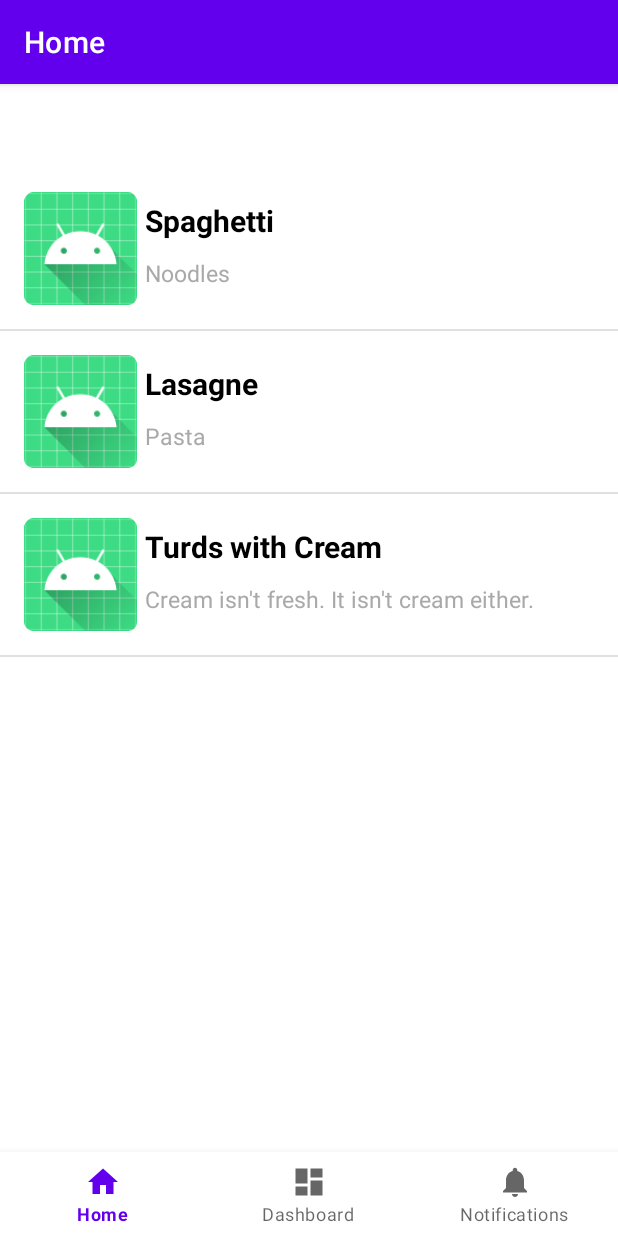
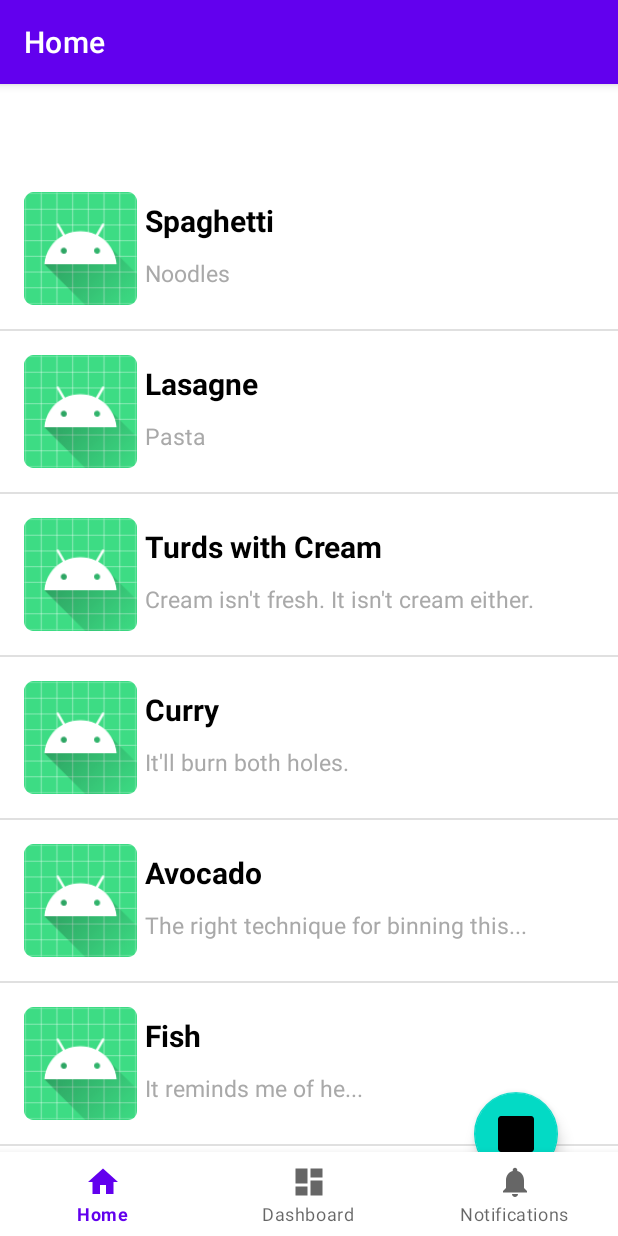
Before and after one commit to ChrisHo02/UniChef, an Android app: the screen it shows after launch (MainActivity), on a phone screen of 412 x 824 dp. Run offline under Robolectric (Android 15) with nearby library versions, the phone set to English and light mode, and no system bars; our stand-ins replace navigation-ui.

Commit message:
Added more details + FAB

```diff
--- a/UniChef/app/src/main/java/com/example/unichef/ui/home/HomeFragment.java
+++ b/UniChef/app/src/main/java/com/example/unichef/ui/home/HomeFragment.java
@@ -21,8 +21,8 @@ public class HomeFragment extends Fragment {
 
     private HomeViewModel homeViewModel;
     ListView listView;
-    String recipeTitle[] = {"Spaghetti", "Lasagne", "Turds with Cream"};
-    String recipeDescription[] = {"Noodles", "Pasta", "Cream isn't fresh. It isn't cream either."};
+    String recipeTitle[] = {"Spaghetti", "Lasagne", "Turds with Cream", "Curry", "Avocado", "Fish", "Toilet Finder", "Pizza"};
+    String recipeDescription[] = {"Noodles", "Pasta", "Cream isn't fresh. It isn't cream either.", "It'll burn both holes.", "The right technique for binning this...", "It reminds me of he...", "A cool idea to revolutioni...", "Insert funny math joke about Pi."};
 
     public View onCreateView(@NonNull LayoutInflater inflater, ViewGroup container, Bundle savedInstanceState) {
 
--- a/UniChef/app/src/main/res/layout/fragment_home.xml
+++ b/UniChef/app/src/main/res/layout/fragment_home.xml
@@ -7,11 +7,27 @@
     android:layout_height="match_parent"
     tools:context=".ui.home.HomeFragment">
 
-    <ListView
+    <FrameLayout
         android:layout_width="match_parent"
-        android:layout_height="match_parent"
-        android:id="@+id/listView"
+        android:layout_height="match_parent">
 
-        ></ListView>
+        <ListView
+            android:layout_width="match_parent"
+            android:layout_height="match_parent"
+            android:id="@+id/listView"
+
+            ></ListView>
+
+        <com.google.android.material.floatingactionbutton.FloatingActionButton
+            android:id="@+id/fab"
+            android:layout_width="wrap_content"
+            android:layout_height="wrap_content"
+            android:layout_gravity="end|bottom"
+            android:src="@mipmap/ic_launcher"
+            android:layout_margin="40dp" />
+
+        </FrameLayout>
+
+
 
 </LinearLayout>
```
